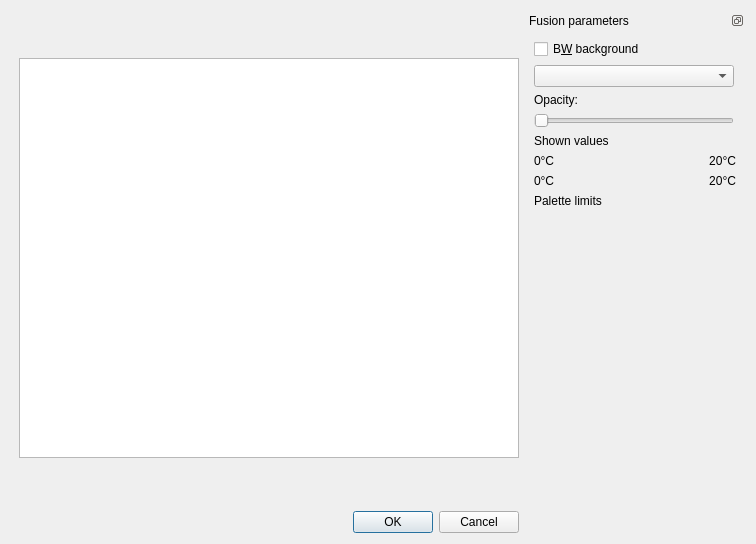
The window that ui/fusion.ui (s-du/Thermogram) describes before a commit, drawn with Qt 5.
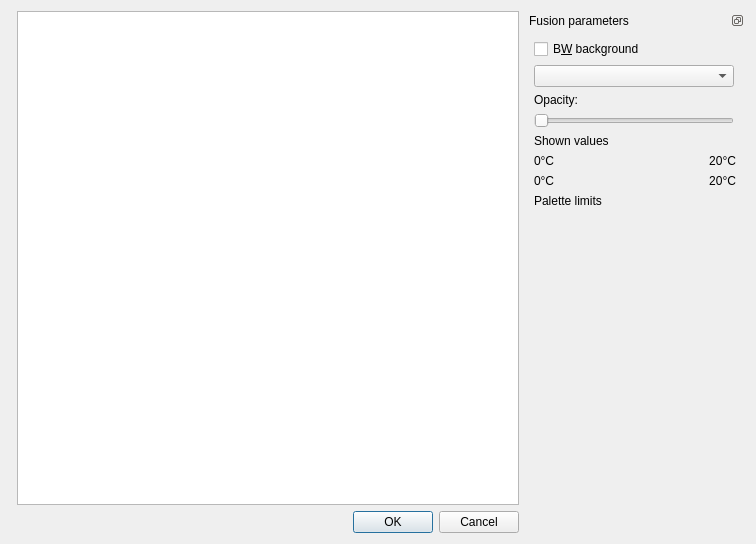
The same window after the commit.

Commit message: improved custom overlay dialog

What changed in the file:
```diff
--- a/ui/fusion.ui
+++ b/ui/fusion.ui
@@ -21,14 +21,14 @@
     <widget class="QGraphicsView" name="view">
      <property name="minimumSize">
       <size>
-       <width>500</width>
-       <height>400</height>
+       <width>0</width>
+       <height>0</height>
       </size>
      </property>
      <property name="maximumSize">
       <size>
-       <width>500</width>
-       <height>400</height>
+       <width>16777215</width>
+       <height>16777215</height>
       </size>
      </property>
     </widget>
```
The commit also changes 1 other file.
